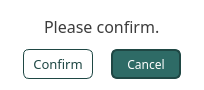
Above: ui/confirm_dialog.ui from karlito20/AdoraFlowProject before the change. Below: the same form after it.
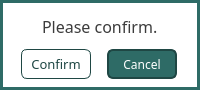
That is the form after the change.

```diff
--- a/ui/confirm_dialog.ui
+++ b/ui/confirm_dialog.ui
@@ -9,7 +9,7 @@
    <rect>
     <x>0</x>
     <y>0</y>
-    <width>204</width>
+    <width>200</width>
     <height>90</height>
    </rect>
   </property>
@@ -485,6 +485,11 @@
   <property name="windowTitle">
    <string>Confirm</string>
   </property>
+  <property name="styleSheet">
+   <string notr="true">#confirm_dialog {
+	border: 3px solid #2E6B66;
+}</string>
+  </property>
   <property name="modal">
    <bool>true</bool>
   </property>
```
